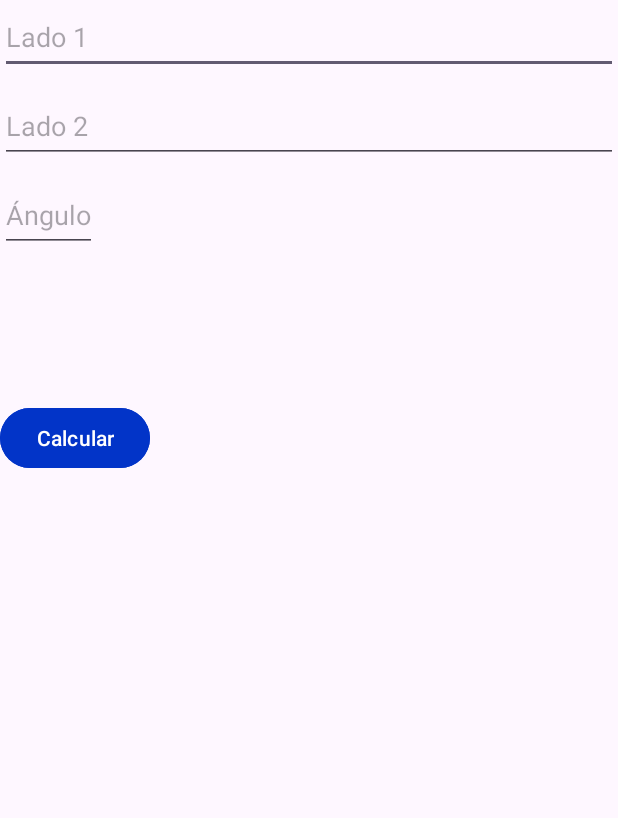
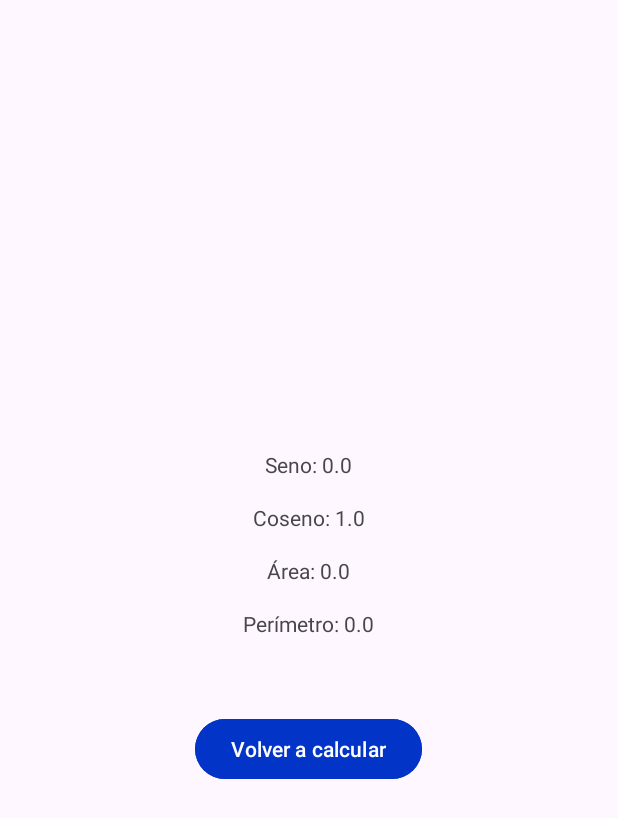
Before and after one commit to Andres23C/App2calc_carlosag, an Android app: the MainActivity screen opened directly, with no data from a screen before it, after a tap on "Calcular", on a phone screen of 412 x 824 dp. Shown: the top 818 px of the screen. Run offline under Robolectric (Android 15) with nearby library versions, the phone set to English and light mode, and no system bars; 3 statements that could not run were skipped.

Commit message:
Continuación calculadora
Se agrega la pantalla de resultado y su botón para volver.

```diff
--- a/app/src/main/java/com/app2calc_carlosag/AnimationStart.java
+++ b/app/src/main/java/com/app2calc_carlosag/AnimationStart.java
@@ -4,6 +4,7 @@ import androidx.appcompat.app.AppCompatActivity;
 import android.annotation.SuppressLint;
 import android.content.Intent;
 import android.os.Bundle;
+import android.os.Handler;
 import android.view.View;
 import android.widget.Button;
 import com.airbnb.lottie.LottieAnimationView;
@@ -25,7 +26,6 @@ public class AnimationStart extends AppCompatActivity {
 
                 Intent intent = new Intent(AnimationStart.this, MainActivity.class);
                 startActivity(intent);
-
             }
         });
     }
--- a/app/src/main/java/com/app2calc_carlosag/resultado.java
+++ b/app/src/main/java/com/app2calc_carlosag/resultado.java
@@ -1,5 +1,6 @@
 package com.app2calc_carlosag;
 
+import android.annotation.SuppressLint;
 import android.content.Intent;
 import android.os.Bundle;
 import android.view.View;
@@ -11,6 +12,7 @@ public class resultado extends AppCompatActivity {
 
     Button btnVolverMain;
 
+    @SuppressLint("MissingInflatedId")
     @Override
     protected void onCreate(Bundle savedInstanceState) {
         super.onCreate(savedInstanceState);
@@ -35,5 +37,19 @@ public class resultado extends AppCompatActivity {
         TextView perimetroTextView = findViewById(R.id.perimetroTextView);
         perimetroTextView.setText("Perímetro: " + perimetro);
 
+        btnVolverMain = findViewById(R.id.btnVolverMain);
+        btnVolverMain.setOnClickListener(new View.OnClickListener() {
+            @Override
+            public void onClick(View v) {
+                // Acción para volver al MainActivity
+                volverAlMainActivity();
+            }
+        });
+
+    }
+    private void volverAlMainActivity() {
+        Intent intent = new Intent(resultado.this, MainActivity.class);
+        startActivity(intent);
+        finish();  // Esto ayuda a cerrar la actividad actual y liberar recursos
     }
 }
--- a/app/src/main/res/layout/activity_main.xml
+++ b/app/src/main/res/layout/activity_main.xml
@@ -3,16 +3,23 @@
     android:layout_height="match_parent">
 
     <!-- Aquí coloca los elementos para la entrada de valores -->
+    <TextView
+        android:layout_width="match_parent"
+        android:layout_height="wrap_content"
+        android:gravity="center"
+        android:textColor="@color/black"
+        android:text="Calculadora"/>
+
     <EditText
         android:id="@+id/lado1EditText"
         android:layout_width="match_parent"
-        android:layout_height="49dp"
+        android:layout_height="50dp"
         android:hint="Lado 1"/>
 
     <EditText
         android:id="@+id/lado2EditText"
         android:layout_width="match_parent"
-        android:layout_height="49dp"
+        android:layout_height="50dp"
         android:layout_below="@id/lado1EditText"
         android:layout_marginTop="10dp"
         android:hint="Lado 2"/>
@@ -20,20 +27,20 @@
     <EditText
         android:id="@+id/anguloEditText"
         android:layout_width="wrap_content"
-        android:layout_height="49dp"
+        android:layout_height="50dp"
         android:layout_below="@id/lado2EditText"
         android:layout_marginTop="10dp"
-        android:hint="Ángulo"/>
+        android:hint="Ángulo (Para seno y coseno)"/>
 
     <Button
         android:id="@+id/calcularButton"
         android:layout_width="wrap_content"
         android:layout_height="wrap_content"
-        android:layout_below="@id/anguloEditText"
-        android:layout_marginTop="100dp"
-        android:gravity="center"
+        android:layout_below="@id/lado2EditText"
+        android:layout_marginTop="200dp"
         android:backgroundTint="#0234C8"
-        android:textColor="@color/cardview_light_background"
-        android:text="Calcular" />
+        android:layout_centerHorizontal="true"
+        android:text="Calcular"
+        android:textColor="@color/cardview_light_background" />
 
 </RelativeLayout>
--- a/app/src/main/res/layout/resultado.xml
+++ b/app/src/main/res/layout/resultado.xml
@@ -1,41 +1,44 @@
-<RelativeLayout
+<LinearLayout
     xmlns:android="http://schemas.android.com/apk/res/android"
     android:layout_width="match_parent"
-    android:layout_height="match_parent">
+    android:layout_height="match_parent"
+    android:orientation="vertical"
+    android:gravity="center">
 
     <TextView
         android:id="@+id/senoTextView"
         android:layout_width="wrap_content"
         android:layout_height="wrap_content"
-        android:layout_centerVertical="true"
-        android:layout_centerHorizontal="true"
         android:text="Seno:" />
 
     <TextView
         android:id="@+id/cosenoTextView"
         android:layout_width="wrap_content"
         android:layout_height="wrap_content"
-        android:layout_below="@id/senoTextView"
         android:layout_marginTop="16dp"
-        android:layout_centerHorizontal="true"
         android:text="Coseno:" />
 
     <TextView
         android:id="@+id/areaTextView"
         android:layout_width="wrap_content"
         android:layout_height="wrap_content"
-        android:layout_below="@id/cosenoTextView"
         android:layout_marginTop="16dp"
-        android:layout_centerHorizontal="true"
-        android:text="Área:" />
+        android:text="Área (Cuadrado):" />
 
     <TextView
         android:id="@+id/perimetroTextView"
         android:layout_width="wrap_content"
         android:layout_height="wrap_content"
-        android:layout_below="@id/areaTextView"
         android:layout_marginTop="16dp"
-        android:layout_centerHorizontal="true"
-        android:text="Perímetro:" />
+        android:text="Perímetro (Cuadrado):" />
 
-</RelativeLayout>
+    <Button
+        android:id="@+id/btnVolverMain"
+        android:layout_width="wrap_content"
+        android:layout_height="wrap_content"
+        android:layout_marginTop="50dp"
+        android:backgroundTint="#0234C8"
+        android:textColor="@color/cardview_light_background"
+        android:text="Volver a calcular" />
+
+</LinearLayout>
--- a/app/src/main/res/values/themes.xml
+++ b/app/src/main/res/values/themes.xml
@@ -5,5 +5,9 @@
         <!-- <item name="colorPrimary">@color/my_light_primary</item> -->
     </style>
 
-    <style name="Theme.App2calc_carlosag" parent="Base.Theme.App2calc_carlosag" />
+    <style name="Theme.App2calc_carlosag" parent="Base.Theme.App2calc_carlosag">
+    <item name="colorPrimary">@color/design_default_color_on_primary</item>
+    <item name="colorPrimaryDark">@android:color/holo_blue_light</item>
+    <item name="colorAccent">@color/design_default_color_primary_variant</item>
+    </style>
 </resources>
```
Also changed, not shown: app/src/main/AndroidManifest.xml (+6 -1 lines).
